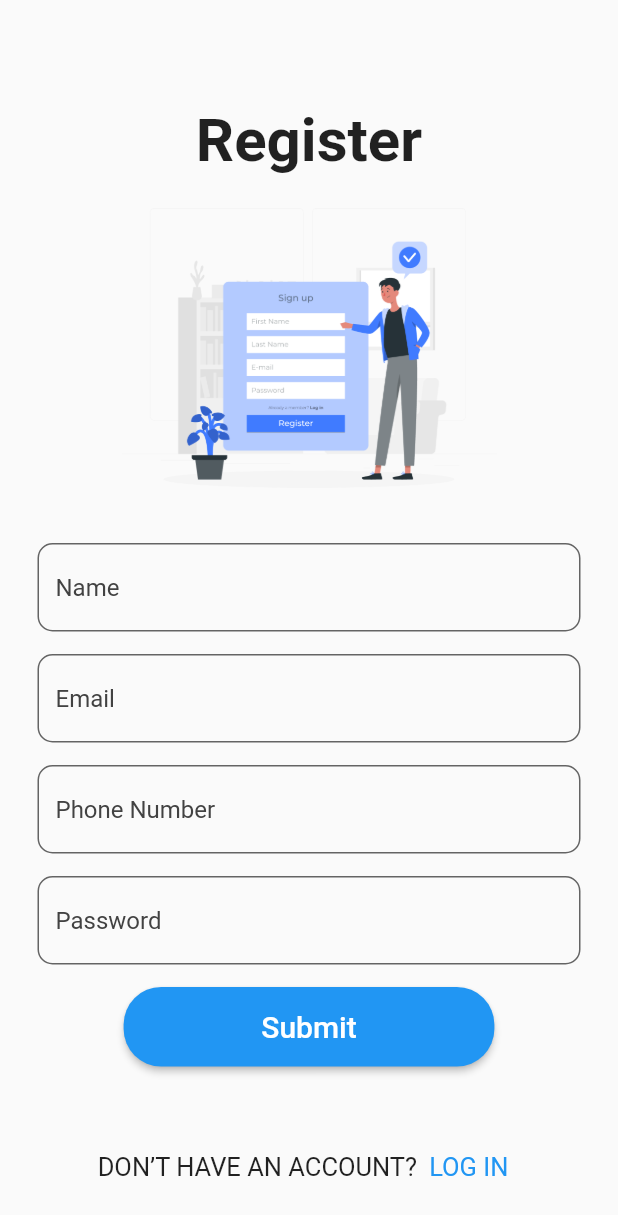
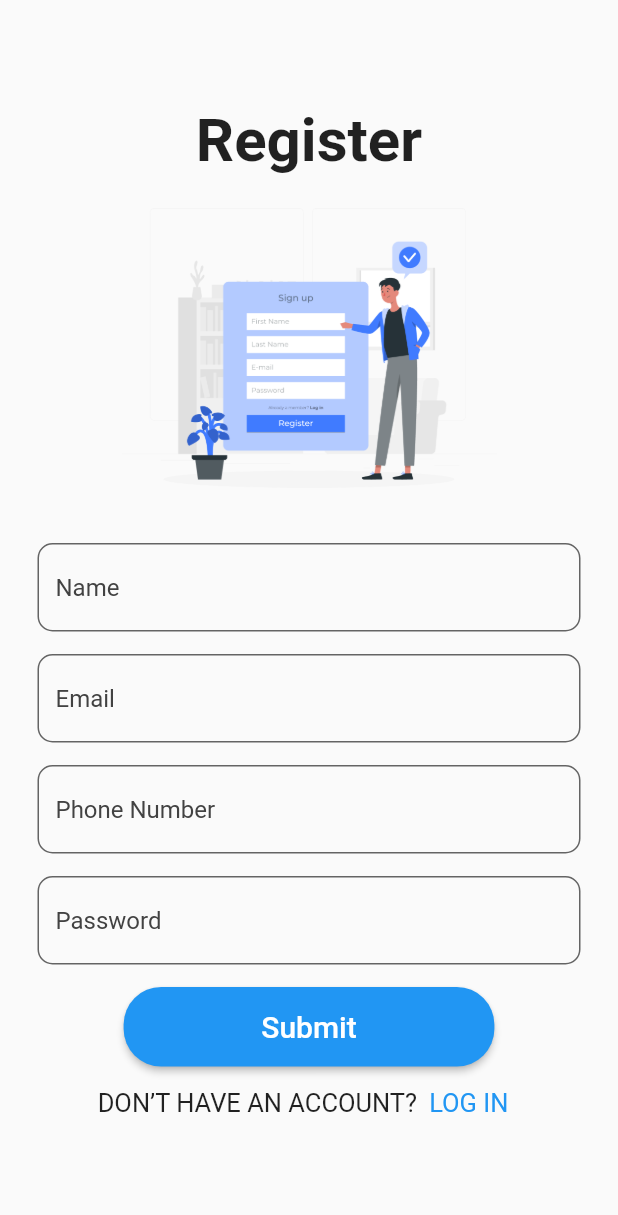
Before and after one commit to Sahil-Kundaliya/flexion_project, a Flutter app: the LoginScreen screen opened by its route, after a tap on "SIGN UP", on a phone screen of 412 x 824 dp. Shown: the top 1215 px of the screen. Run offline on Flutter 3.47's test engine with Material 2 defaults, Android fonts, the phone set to English and light mode, and no system bars; our stand-ins replace cloud_firestore, firebase_auth, firebase_core, shared_preferences, webview_flutter; accounts and stored records are empty; network calls fail.

Commit message:
Input Field | Sahil | Fix render issue on all input fields

```diff
--- a/lib/Screens/edit_profile_screen.dart
+++ b/lib/Screens/edit_profile_screen.dart
@@ -43,7 +43,8 @@ class _EditProfileScreenState extends State<EditProfileScreen> {
                 fontSize: 28, fontWeight: FontWeight.bold, color: Colors.black),
           ),
         ),
-        body: Column(
+        body: SingleChildScrollView(
+          child: Column(
             crossAxisAlignment: CrossAxisAlignment.center,
             children: [
               const SizedBox(
@@ -164,7 +165,11 @@ class _EditProfileScreenState extends State<EditProfileScreen> {
                   ),
                 ),
               ),
+              const SizedBox(
+                height: 25,
+              ),
             ],
+          ),
         ));
   }
 
--- a/lib/Screens/login_screen.dart
+++ b/lib/Screens/login_screen.dart
@@ -25,13 +25,13 @@ class _LoginScreenState extends State<LoginScreen> {
   @override
   Widget build(BuildContext context) {
     return Scaffold(
-        body: Center(
+        body: SingleChildScrollView(
       child: Column(
         children: [
           const SizedBox(
             height: 70,
           ),
-          Text(
+          const Text(
             "Login",
             style: TextStyle(fontSize: 40, fontWeight: FontWeight.bold),
           ),
@@ -91,8 +91,8 @@ class _LoginScreenState extends State<LoginScreen> {
                   borderRadius: BorderRadius.circular(25),
                 ),
               ),
-              child: Padding(
-                padding: const EdgeInsets.all(15.0),
+              child: const Padding(
+                padding: EdgeInsets.all(15.0),
                 child: Text(
                   'Login',
                   style: TextStyle(fontSize: 20),
@@ -100,13 +100,13 @@ class _LoginScreenState extends State<LoginScreen> {
               ),
             ),
           ),
-          const Spacer(),
+          const SizedBox(height: 190),
           Padding(
             padding: const EdgeInsets.only(bottom: 22),
             child: Row(
               mainAxisAlignment: MainAxisAlignment.center,
               children: [
-                Text(
+                const Text(
                   "DON’T HAVE AN ACCOUNT?",
                   style: TextStyle(fontSize: 17),
                 ),
@@ -143,7 +143,7 @@ class _LoginScreenState extends State<LoginScreen> {
         }
       });
     } else {
-      var snackBar = SnackBar(content: Text('Please Enter All Value'));
+      var snackBar = const SnackBar(content: Text('Please Enter All Value'));
       ScaffoldMessenger.of(context).showSnackBar(snackBar);
     }
   }
--- a/lib/Screens/register_screen.dart
+++ b/lib/Screens/register_screen.dart
@@ -31,13 +31,15 @@ class _RegisterScreenState extends State<RegisterScreen> {
   @override
   Widget build(BuildContext context) {
     return Scaffold(
-        body: Center(
+        body: SingleChildScrollView(
       child: Column(
+        mainAxisSize: MainAxisSize.min,
+        crossAxisAlignment: CrossAxisAlignment.center,
         children: [
           const SizedBox(
             height: 70,
           ),
-          Text(
+          const Text(
             "Register",
             style: TextStyle(fontSize: 40, fontWeight: FontWeight.bold),
           ),
@@ -132,8 +134,8 @@ class _RegisterScreenState extends State<RegisterScreen> {
                   borderRadius: BorderRadius.circular(25),
                 ),
               ),
-              child: Padding(
-                padding: const EdgeInsets.all(15.0),
+              child: const Padding(
+                padding: EdgeInsets.all(15.0),
                 child: Text(
                   'Submit',
                   style: TextStyle(fontSize: 20),
@@ -141,13 +143,12 @@ class _RegisterScreenState extends State<RegisterScreen> {
               ),
             ),
           ),
-          const Spacer(),
           Padding(
             padding: const EdgeInsets.only(bottom: 22),
             child: Row(
               mainAxisAlignment: MainAxisAlignment.center,
               children: [
-                Text(
+                const Text(
                   "DON’T HAVE AN ACCOUNT?",
                   style: TextStyle(fontSize: 17),
                 ),
@@ -188,7 +189,7 @@ class _RegisterScreenState extends State<RegisterScreen> {
         }
       });
     } else {
-      var snackBar = SnackBar(content: Text('Please Enter All Value'));
+      var snackBar = const SnackBar(content: Text('Please Enter All Value'));
       ScaffoldMessenger.of(context).showSnackBar(snackBar);
     }
   }
```
Lines whose indentation alone changed are shown as unchanged.
